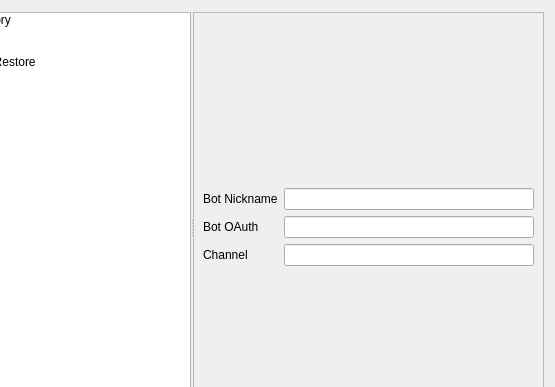
Old version of the form forms/preferences.ui in the repository MirayaProject/miraya; both pictures show x 85 to 640 and y 0 to 387 of the 640 by 480 pixel window.
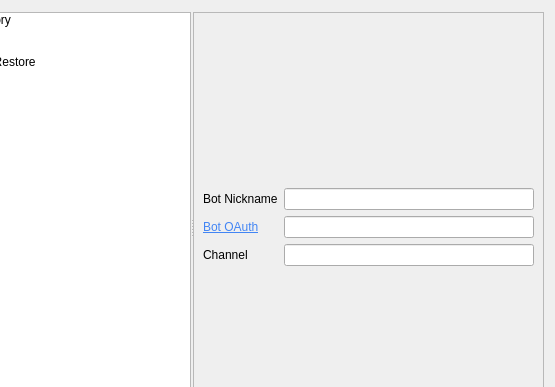
New version of the form. The open tabs and pages were chosen to show the change. Icons and pictures are not drawn.

Commit message: 🟠 preferences: added clickable urls for osu irc and twitch oauth

```diff
--- a/forms/preferences.ui
+++ b/forms/preferences.ui
@@ -201,7 +201,7 @@
         <item row="2" column="0">
          <widget class="QLabel" name="twitchBotOAuthLabel">
           <property name="text">
-           <string>Bot OAuth</string>
+           <string>&lt;html&gt;&lt;head/&gt;&lt;body&gt;&lt;p&gt;&lt;a href=&quot;https://twitchapps.com/tmi/&quot;&gt;&lt;span style=&quot; text-decoration: underline; color:#4285f4;&quot;&gt;Bot OAuth&lt;/span&gt;&lt;/a&gt;&lt;/p&gt;&lt;/body&gt;&lt;/html&gt;</string>
           </property>
          </widget>
         </item>
```
Left out of the diff: 2 changed lines with no effect on the pictures.
